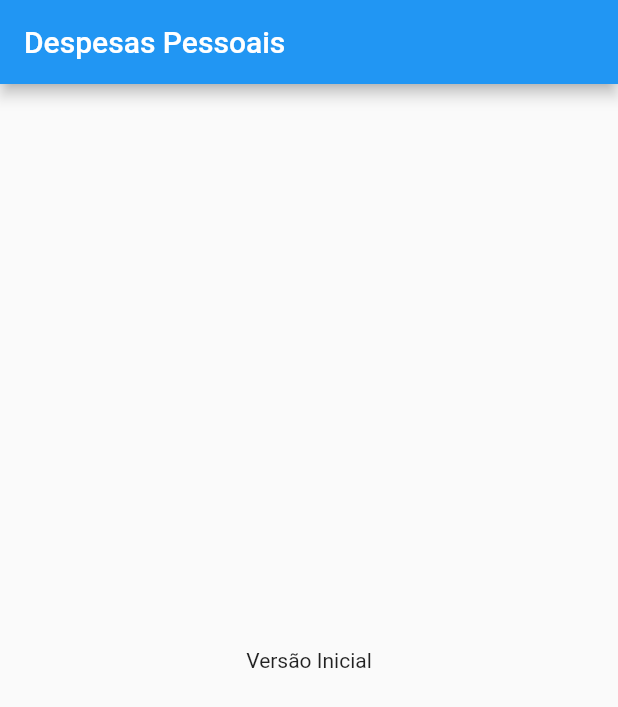
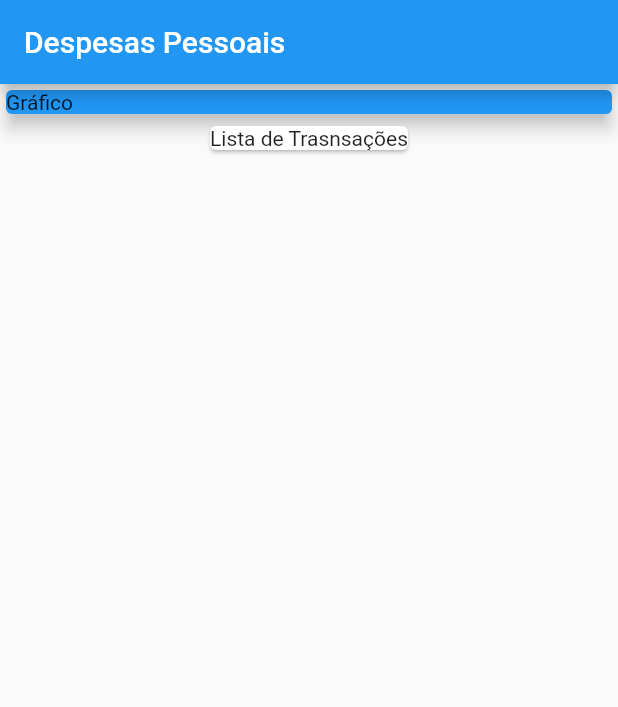
Before and after one commit to EduSilvaMendonca/despesas_pessoais, a Flutter app: the screen it shows after launch, on a phone screen of 412 x 824 dp. Shown: the top 707 px of the screen. Run offline on Flutter 3.47's test engine with Material 2 defaults, Android fonts, the phone set to English and light mode, and no system bars.

Commit message:
Combinando Widgets

```diff
--- a/lib/main.dart
+++ b/lib/main.dart
@@ -16,8 +16,20 @@ class MyHomePage extends StatelessWidget {
       appBar: AppBar(
         title: Text('Despesas Pessoais'),
       ),
-      body: Center(
-        child: Text('Versão Inicial'),
+      body: Column(
+        children: [
+          Container(
+            width: double.infinity,
+            child: Card(
+              color: Colors.blue,
+              child: Text('Gráfico'),
+              elevation: 5,
+            ),
+          ),
+          Card(
+            child: Text('Lista de Trasnsações'),
+          )
+        ],
       ),
     );
   }
```
